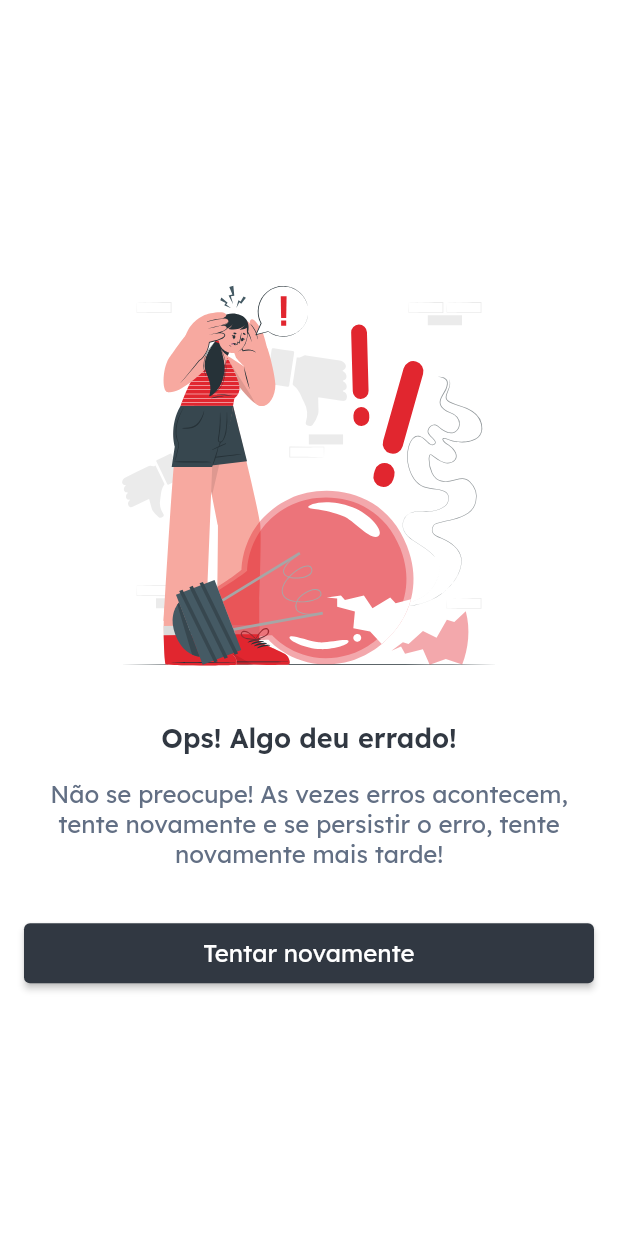
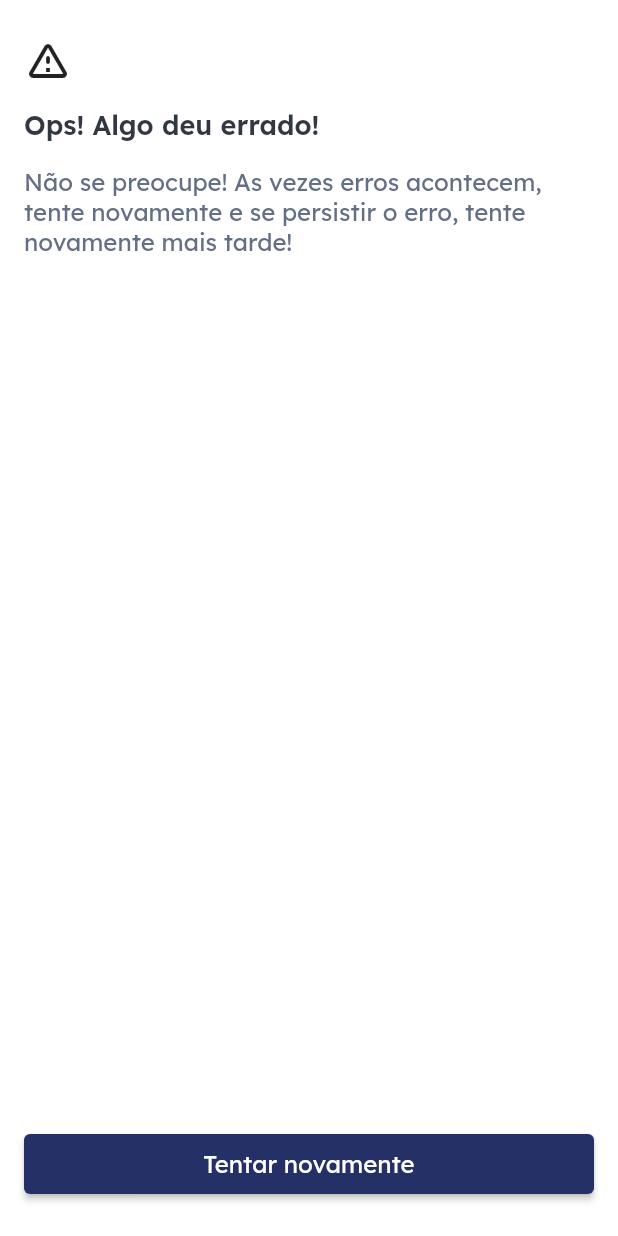
Before and after one commit to ViniciusPii/WIP-contact_auth_bloc_clean_arch, a Flutter app: the ErrorPage screen opened directly with empty values, on a phone screen of 412 x 824 dp. Run offline on Flutter 3.47's test engine with Material 3 defaults, Android fonts, the phone set to English and light mode, and no system bars; our stand-ins replace bloc, cloud_firestore, firebase_auth, firebase_core, flutter_bloc, flutter_svg and 4 more; missing offline and left inert: validatorless; accounts and stored records are empty; generated files the repository leaves out were written again.

Commit message:
update: Nova tela de erro

```diff
--- a/lib/src/core/errors/ui/error_page.dart
+++ b/lib/src/core/errors/ui/error_page.dart
@@ -1,11 +1,9 @@
-import 'package:contact_auth_bloc/src/core/theme/infra/app_colors.dart';
 import 'package:contact_auth_bloc/src/core/theme/infra/app_dimension.dart';
 import 'package:contact_auth_bloc/src/core/ui/components/app_label.dart';
 import 'package:contact_auth_bloc/src/core/ui/components/app_title.dart';
 import 'package:contact_auth_bloc/src/core/ui/components/loader_component.dart';
 import 'package:contact_auth_bloc/src/core/ui/components/spacing_page.dart';
 import 'package:flutter/material.dart';
-import 'package:flutter_svg/svg.dart';
 
 class ErrorPage extends StatefulWidget {
   const ErrorPage({
@@ -29,32 +27,38 @@ class _ErrorPageState extends State<ErrorPage> {
         child: SpacingPage(
           child: Center(
             child: Column(
-              mainAxisAlignment: MainAxisAlignment.center,
+              mainAxisAlignment: MainAxisAlignment.spaceBetween,
               children: [
-                SvgPicture.asset(
-                  'assets/error.svg',
-                  width: 300,
-                  height: 300,
-                ),
-                const SizedBox(
+                const Column(
+                  crossAxisAlignment: CrossAxisAlignment.start,
+                  children: [
+                    SizedBox(
                       height: AppDimension.large,
                     ),
-                const AppTitle(
+                    Icon(
+                      Icons.warning_amber_rounded,
+                      size: AppDimension.big,
+                    ),
+                    SizedBox(
+                      height: AppDimension.large,
+                    ),
+                    AppTitle(
                       title: 'Ops! Algo deu errado!',
                     ),
-                const SizedBox(
+                    SizedBox(
                       height: AppDimension.large,
                     ),
-                const AppLabel(
+                    AppLabel(
                       label:
                           'Não se preocupe! As vezes erros acontecem, tente novamente e se persistir o erro, tente novamente mais tarde!',
+                      isCenter: false,
                     ),
-                const SizedBox(
-                  height: AppDimension.big,
+                  ],
                 ),
-                LoaderComponent(
+                Padding(
+                  padding: const EdgeInsets.symmetric(vertical: AppDimension.large),
+                  child: LoaderComponent(
                     loading: _isLoading,
-                  color: AppColors.neutral800,
                     child: ElevatedButton(
                       onPressed: () async {
                         setState(() {
@@ -66,10 +70,8 @@ class _ErrorPageState extends State<ErrorPage> {
                         });
                         widget.retryAction();
                       },
-                    style: ElevatedButton.styleFrom(
-                      backgroundColor: AppColors.neutral800, // Altere para a cor desejada
+                      child: const Text('Tentar novamente'),
                     ),
-                    child: const Text('Tentar novamente'),
                   ),
                 )
               ],
```
Lines whose indentation alone changed are shown as unchanged.
